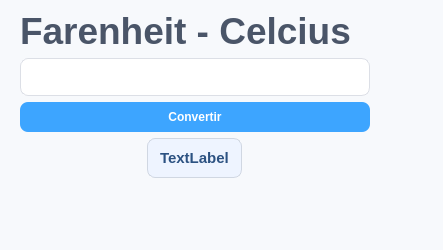
The window that gui/farenheit.ui (ibero-coder/calculadoragui) describes before a commit, drawn with Qt 5.
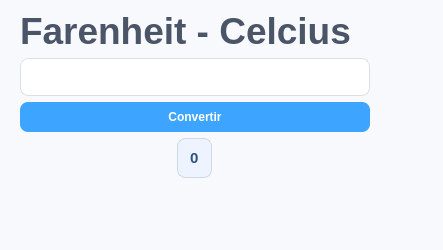
The same window after the commit.

```diff
--- a/gui/farenheit.ui
+++ b/gui/farenheit.ui
@@ -86,7 +86,7 @@
     background-color: #dee2e6;
 }</string>
   </property>
-  <widget class="QWidget" name="">
+  <widget class="QWidget" name="layoutWidget">
    <property name="geometry">
     <rect>
      <x>20</x>
@@ -116,7 +116,7 @@
     <item alignment="Qt::AlignHCenter">
      <widget class="QLabel" name="resultadoCelsius">
       <property name="text">
-       <string>TextLabel</string>
+       <string>0</string>
       </property>
      </widget>
     </item>
```
